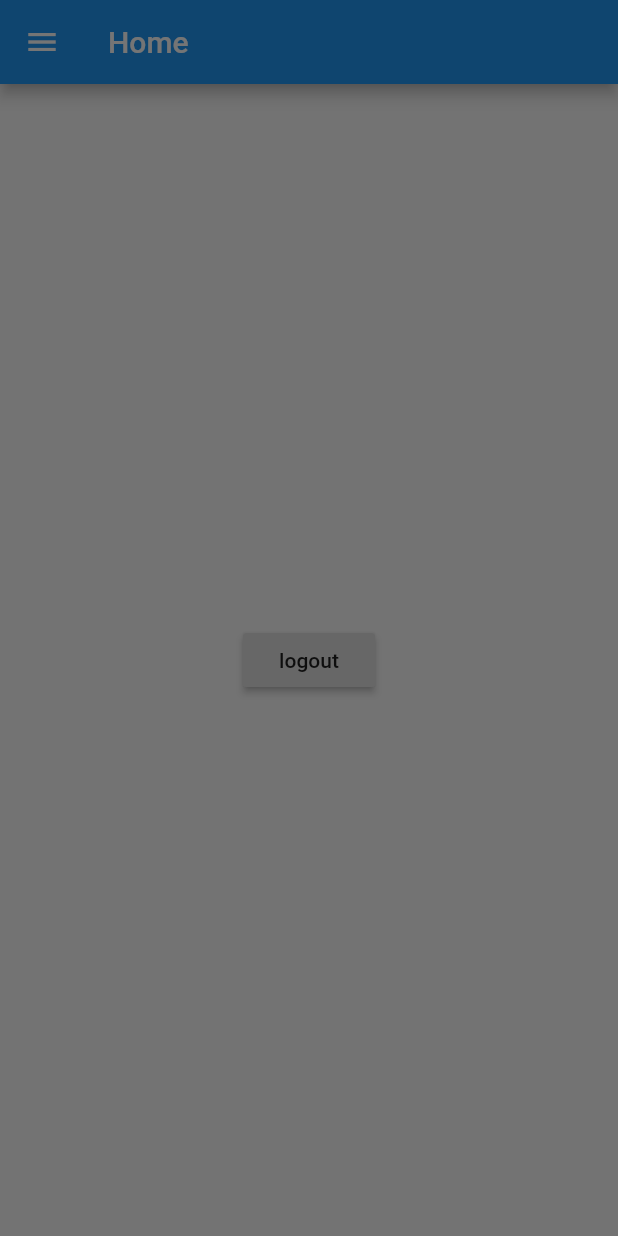
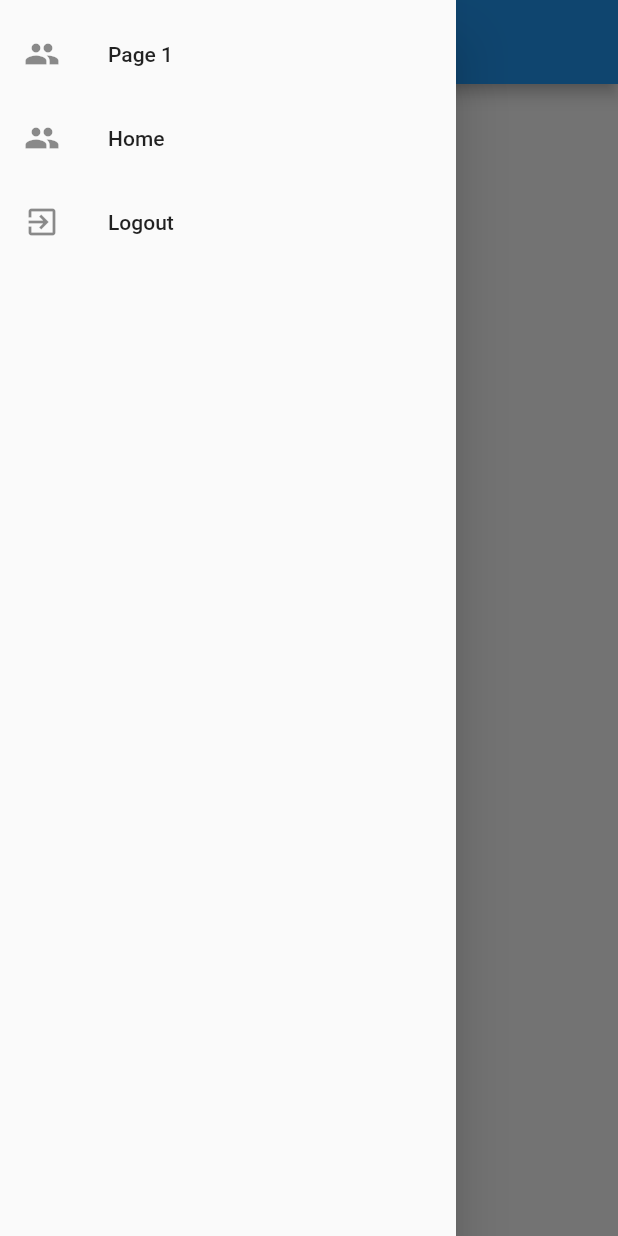
Before and after one commit to mitchross/flutter-bloc-nav-drawer, a Flutter app: the HomePage screen opened directly, with the side drawer open, on a phone screen of 412 x 824 dp. Run offline on Flutter 3.47's test engine with Material 2 defaults, Android fonts, the phone set to English and light mode, and no system bars; our stand-ins replace bloc, equatable, flutter_bloc.

Commit message:
Fix null crash

```diff
--- a/lib/home/home_page.dart
+++ b/lib/home/home_page.dart
@@ -10,7 +10,7 @@ class HomePage extends StatelessWidget {
       appBar: AppBar(
         title: Text('Home'),
       ),
-      drawer: AppDrawer(),
+      drawer: new AppDrawer(),
       body: Container(
         child: Center(
             child: RaisedButton(
--- a/lib/navigation/app_drawer.dart
+++ b/lib/navigation/app_drawer.dart
@@ -15,8 +15,9 @@ class _AppDrawerState extends State<AppDrawer> {
   final GlobalKey<NavigatorState> _navigatorKey = GlobalKey();
   @override
   Widget build(BuildContext context) {
-    BlocProvider(
+   return  BlocProvider(
         create: (_) => AppdrawerBloc(_navigatorKey), child: _AppDrawer());
+
   }
 }
 
```
